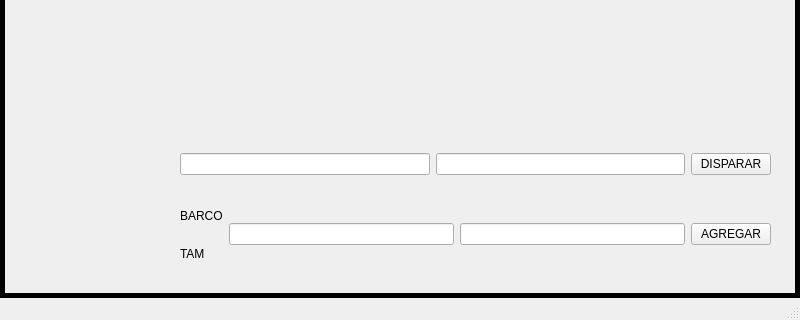
The window that mainwindow.ui (tomasba98/TP-3-BATALLA-NAVAL-VISUAL) describes before a commit, drawn with Qt 5; both pictures show x 0 to 800 and y 280 to 600 of the 800 by 600 pixel window.
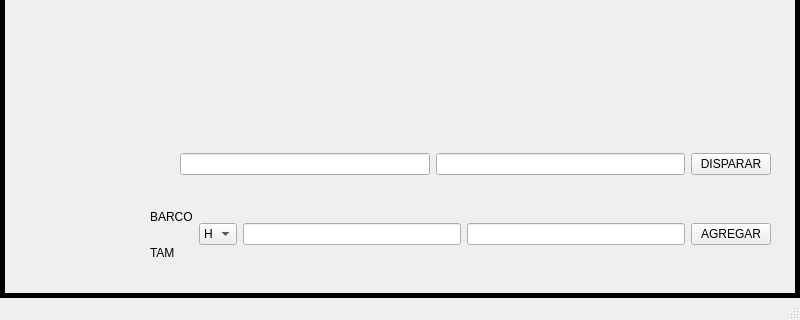
The same window after the commit. Icons and pictures are not drawn.

What changed in the file:
```diff
--- a/mainwindow.ui
+++ b/mainwindow.ui
@@ -33,15 +33,18 @@
     <widget class="QWidget" name="horizontalLayoutWidget">
      <property name="geometry">
       <rect>
-       <x>60</x>
+       <x>30</x>
        <y>10</y>
-       <width>591</width>
+       <width>621</width>
        <height>71</height>
       </rect>
      </property>
      <layout class="QHBoxLayout" name="cargaManualLayout">
       <item>
        <layout class="QVBoxLayout" name="verticalLayout">
+        <property name="spacing">
+         <number>0</number>
+        </property>
         <item>
          <widget class="QLabel" name="tamBarcoLabel_2">
           <property name="text">
@@ -59,7 +62,21 @@
        </layout>
       </item>
       <item>
-       <widget class="QLineEdit" name="posXLineEdit_2"/>
+       <widget class="QComboBox" name="orientacionHV">
+        <item>
+         <property name="text">
+          <string>H</string>
+         </property>
+        </item>
+        <item>
+         <property name="text">
+          <string>V</string>
+         </property>
+        </item>
+       </widget>
+      </item>
+      <item>
+       <widget class="QLineEdit" name="posXLineEdit"/>
       </item>
       <item>
        <widget class="QLineEdit" name="posYLineEdit"/>
```
